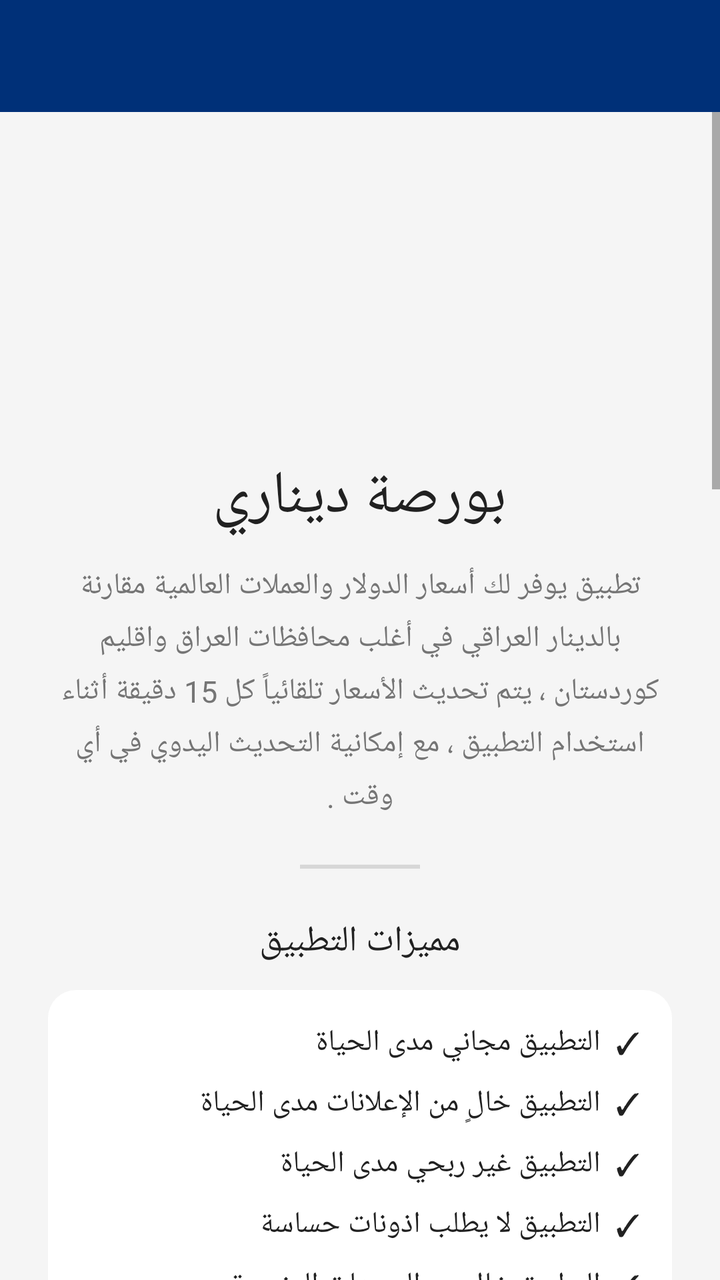
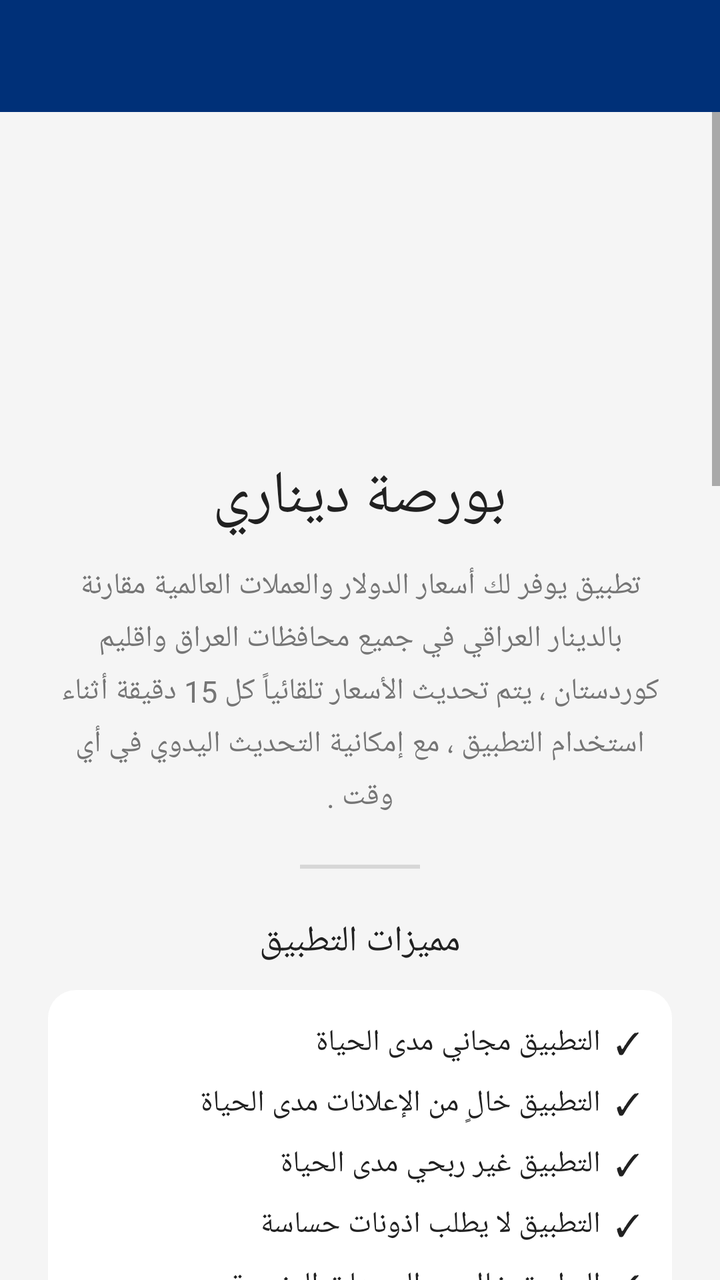

Two renders of the same Android screen: before a commit and after it. Below are the layout's source before the change and the commit's diff.
<!-- AndroidManifest.xml: application theme Theme.CurrencyApp -->
<!-- res/layout/activity_about.xml -->
<?xml version="1.0" encoding="utf-8"?>
<LinearLayout xmlns:android="http://schemas.android.com/apk/res/android"
    xmlns:app="http://schemas.android.com/apk/res-auto"
    android:layoutDirection="ltr"
    android:layout_width="match_parent"
    android:layout_height="match_parent"
    android:orientation="vertical"
    android:background="@color/background">

    <androidx.appcompat.widget.Toolbar
        android:id="@+id/toolbar"
        android:layout_width="match_parent"
        android:layout_height="?attr/actionBarSize"
        android:background="@color/brandBlue"
        android:elevation="0dp"
        android:theme="@style/ThemeOverlay.MaterialComponents.Dark.ActionBar"
        app:titleTextColor="@color/white" />

    <ScrollView
        android:id="@+id/scrollAbout"
        android:layout_width="match_parent"
        android:layout_height="match_parent"
        android:clipToPadding="false">

        <LinearLayout
            android:layout_width="match_parent"
            android:layout_height="wrap_content"
            android:orientation="vertical"
            android:paddingHorizontal="24dp"
            android:paddingVertical="28dp">

            
            <ImageView
                android:layout_width="128dp"
                android:layout_height="128dp"
                android:layout_gravity="center_horizontal"
                android:contentDescription="أيقونة التطبيق"
                android:src="@mipmap/ic_launcher" />

            
            <TextView
                android:layout_width="wrap_content"
                android:layout_height="wrap_content"
                android:layout_gravity="center_horizontal"
                android:layout_marginTop="16dp"
                android:fontFamily="@font/cairo_bold"
                android:text="بورصة ديناري"
                android:textColor="@color/textPrimary"
                android:textSize="30sp" />

            
            <TextView
                android:layout_width="match_parent"
                android:layout_height="wrap_content"
                android:layout_marginTop="14dp"
                android:fontFamily="@font/cairo_regular"
                android:gravity="center"
                android:lineSpacingExtra="6dp"
                android:text="تطبيق يوفر لك أسعار الدولار والعملات العالمية مقارنة بالدينار العراقي في أغلب محافظات العراق واقليم كوردستان ، يتم تحديث الأسعار تلقائياً كل 15 دقيقة أثناء استخدام التطبيق ، مع إمكانية التحديث اليدوي في أي وقت ."
                android:textColor="@color/textSecondary"
                android:textSize="15sp" />

            
            <View
                android:layout_width="60dp"
                android:layout_height="2dp"
                android:layout_gravity="center_horizontal"
                android:layout_marginTop="24dp"
                android:background="#1F000000" />

            
            <TextView
                android:layout_width="match_parent"
                android:layout_height="wrap_content"
                android:layout_marginTop="24dp"
                android:gravity="center"
                android:fontFamily="@font/cairo_bold"
                android:text="مميزات التطبيق"
                android:textColor="@color/textPrimary"
                android:textSize="18sp" />

            <LinearLayout
                android:layout_width="match_parent"
                android:layout_height="wrap_content"
                android:layout_marginTop="12dp"
                android:background="@drawable/bg_card"
                android:orientation="vertical"
                android:padding="16dp">

                <TextView
                    style="@style/AboutFeatureLine"
                    android:text="✓  التطبيق مجاني مدى الحياة" />

                <TextView
                    style="@style/AboutFeatureLine"
                    android:layout_marginTop="10dp"
                    android:text="✓  التطبيق خالٍ من الإعلانات مدى الحياة" />

                <TextView
                    style="@style/AboutFeatureLine"
                    android:layout_marginTop="10dp"
                    android:text="✓  التطبيق غير ربحي مدى الحياة" />

                <TextView
                    style="@style/AboutFeatureLine"
                    android:layout_marginTop="10dp"
                    android:text="✓  التطبيق لا يطلب اذونات حساسة" />

                <TextView
                    style="@style/AboutFeatureLine"
                    android:layout_marginTop="10dp"
                    android:text="✓  التطبيق خالٍ من التنبيهات المزعجة" />

                <TextView
                    style="@style/AboutFeatureLine"
                    android:layout_marginTop="10dp"
                    android:text="✓  التطبيق خفيف جداً وسريع" />

                <TextView
                    style="@style/AboutFeatureLine"
                    android:layout_marginTop="10dp"
                    android:text="✓  التطبيق لا يجمع بياناتك الخاصة" />

                <TextView
                    style="@style/AboutFeatureLine"
                    android:layout_marginTop="10dp"
                    android:text="✓  التطبيق يحتفظ بسجل الأسعار لآخر 60 يوم" />

                <TextView
                    style="@style/AboutFeatureLine"
                    android:layout_marginTop="10dp"
                    android:text="✓  التطبيق مفتوح المصدر" />

            </LinearLayout>

            
            <TextView
                android:layout_width="match_parent"
                android:layout_height="wrap_content"
                android:layout_marginTop="24dp"
                android:gravity="center"
                android:fontFamily="@font/cairo_bold"
                android:text="حقوق الاستخدام"
                android:textColor="@color/textPrimary"
                android:textSize="18sp" />

            <LinearLayout
                android:layout_width="match_parent"
                android:layout_height="wrap_content"
                android:layout_marginTop="12dp"
                android:background="@drawable/bg_card"
                android:orientation="vertical"
                android:padding="16dp">

                <TextView
                    style="@style/AboutFeatureLine"
                    android:text="•  لا توجد حقوق نشر أو قيود على التوزيع" />

                <TextView
                    style="@style/AboutFeatureLine"
                    android:layout_marginTop="10dp"
                    android:text="•  يمكنك استخدام التطبيق بأي شكل من الأشكال" />

            </LinearLayout>

            
            <TextView
                android:layout_width="match_parent"
                android:layout_height="wrap_content"
                android:layout_marginTop="24dp"
                android:gravity="center"
                android:fontFamily="@font/cairo_bold"
                android:text="توضيح هام"
                android:textColor="@color/textPrimary"
                android:textSize="18sp" />

            <LinearLayout
                android:layout_width="match_parent"
                android:layout_height="wrap_content"
                android:layout_marginTop="12dp"
                android:background="@drawable/bg_card"
                android:orientation="vertical"
                android:padding="16dp">

                <TextView
                    android:layout_width="match_parent"
                    android:layout_height="wrap_content"
                    android:fontFamily="@font/cairo_regular"
                    android:gravity="center"
                    android:lineSpacingExtra="6dp"
                    android:text="أسعار العملات هي لغرض الاطلاع والمعرفة فقط، وأن التطبيق لا يتحمل مسؤولية القرار المالي للمستخدم أثناء التداول أو الصرف"
                    android:textColor="@color/textSecondary"
                    android:textSize="14sp" />

                <View
                    android:layout_width="match_parent"
                    android:layout_height="1dp"
                    android:layout_marginTop="14dp"
                    android:background="#1F000000" />

                <TextView
                    android:layout_width="match_parent"
                    android:layout_height="wrap_content"
                    android:layout_marginTop="14dp"
                    android:fontFamily="@font/cairo_regular"
                    android:gravity="center"
                    android:lineSpacingExtra="6dp"
                    android:text="يوجد تطبيق مصغر (ويدجت) يمكنك إضافته من الشاشة الرئيسية في هاتفك لتظهر لك أسعار بورصاتك المفضلة (حتى 3)، مع تحديث تلقائي كل نص ساعة وزر تحديث فوري"
                    android:textColor="@color/textSecondary"
                    android:textSize="14sp" />

                <View
                    android:layout_width="match_parent"
                    android:layout_height="1dp"
                    android:layout_marginTop="14dp"
                    android:layout_marginBottom="14dp"
                    android:background="#1F000000" />

                <LinearLayout
                    android:layout_width="match_parent"
                    android:layout_height="wrap_content"
                    android:orientation="horizontal"
                    android:gravity="center_vertical">

                    <View
                        android:layout_width="14dp"
                        android:layout_height="14dp"
                        android:background="@color/deltaDown" />

                    <TextView
                        android:layout_width="0dp"
                        android:layout_height="wrap_content"
                        android:layout_weight="1"
                        android:layout_marginLeft="10dp"
                        android:fontFamily="@font/cairo_regular"
                        android:text="هبوط السعر"
                        android:textColor="@color/textSecondary"
                        android:textSize="13sp" />

                </LinearLayout>

                <LinearLayout
                    android:layout_width="match_parent"
                    android:layout_height="wrap_content"
                    android:layout_marginTop="10dp"
                    android:orientation="horizontal"
                    android:gravity="center_vertical">

                    <View
                        android:layout_width="14dp"
                        android:layout_height="14dp"
                        android:background="@color/deltaUp" />

                    <TextView
                        android:layout_width="0dp"
                        android:layout_height="wrap_content"
                        android:layout_weight="1"
                        android:layout_marginLeft="10dp"
                        android:fontFamily="@font/cairo_regular"
                        android:text="صعود السعر"
                        android:textColor="@color/textSecondary"
                        android:textSize="13sp" />

                </LinearLayout>

                <LinearLayout
                    android:layout_width="match_parent"
                    android:layout_height="wrap_content"
                    android:layout_marginTop="10dp"
                    android:orientation="horizontal"
                    android:gravity="center_vertical">

                    <View
                        android:layout_width="14dp"
                        android:layout_height="14dp"
                        android:background="@color/trendFlat" />

                    <TextView
                        android:layout_width="0dp"
                        android:layout_height="wrap_content"
                        android:layout_weight="1"
                        android:layout_marginLeft="10dp"
                        android:fontFamily="@font/cairo_regular"
                        android:text="السعر مستقر أو لا يتوفر تحديث حالياً"
                        android:textColor="@color/textSecondary"
                        android:textSize="13sp" />

                </LinearLayout>

            </LinearLayout>

            
            <TextView
                android:layout_width="match_parent"
                android:layout_height="wrap_content"
                android:layout_marginTop="24dp"
                android:gravity="center"
                android:fontFamily="@font/cairo_bold"
                android:text="معلومات التطبيق"
                android:textColor="@color/textPrimary"
                android:textSize="18sp" />

            <LinearLayout
                android:layout_width="match_parent"
                android:layout_height="wrap_content"
                android:layout_marginTop="12dp"
                android:background="@drawable/bg_card"
                android:orientation="vertical"
                android:padding="16dp">

                
                <LinearLayout
                    android:layout_width="match_parent"
                    android:layout_height="wrap_content"
                    android:gravity="center_vertical|right"
                    android:layoutDirection="rtl"
                    android:orientation="horizontal">

                    <TextView
                        style="@style/AboutInfoLine"
                        android:layout_width="wrap_content"
                        android:text="نسخة التطبيق: 1.0.9" />

                    <TextView
                        android:id="@+id/tvUpdateStatus"
                        android:layout_width="wrap_content"
                        android:layout_height="wrap_content"
                        android:layout_marginStart="10dp"
                        android:clickable="true"
                        android:focusable="true"
                        android:fontFamily="@font/cairo_semibold"
                        android:textColor="#D32F2F"
                        android:textSize="13sp"
                        android:visibility="gone" />

                </LinearLayout>

                <TextView
                    style="@style/AboutInfoLine"
                    android:layout_marginTop="10dp"
                    android:text="تصميم المهندس: محمد مختار فائق" />

                <TextView
                    style="@style/AboutInfoLine"
                    android:layout_marginTop="10dp"
                    android:text="سنة الإصدار: 2026" />

                <TextView
                    style="@style/AboutInfoLine"
                    android:layout_marginTop="10dp"
                    android:text="آخر تحديث: تشرين الاول - 2026" />

            </LinearLayout>

            
            <LinearLayout
                android:layout_width="match_parent"
                android:layout_height="wrap_content"
                android:layout_marginTop="28dp"
                android:layout_marginBottom="12dp"
                android:background="@drawable/bg_card"
                android:orientation="vertical"
                android:padding="20dp">

                <TextView
                    android:layout_width="match_parent"
                    android:layout_height="wrap_content"
                    android:fontFamily="@font/cairo_regular"
                    android:gravity="center"
                    android:lineSpacingExtra="8dp"
                    android:text="&quot;في عالم يملؤه الضجيج، اصنع أثرك بصمت..\nفالمطر الذي ينبت الزرع لا يحدث رعداً&quot;"
                    android:textColor="@color/textSecondary"
                    android:textSize="14sp"
                    android:textStyle="italic" />

            </LinearLayout>

            
            <TextView
                android:layout_width="match_parent"
                android:layout_height="wrap_content"
                android:layout_marginTop="24dp"
                android:gravity="center"
                android:fontFamily="@font/cairo_bold"
                android:text="تابعنا"
                android:textColor="@color/textPrimary"
                android:textSize="18sp" />

            <LinearLayout
                android:layout_width="match_parent"
                android:layout_height="wrap_content"
                android:layout_marginTop="12dp"
                android:background="@drawable/bg_card"
                android:orientation="vertical"
                android:padding="14dp">

                <LinearLayout
                    android:layout_width="match_parent"
                    android:layout_height="wrap_content"
                    android:gravity="center_vertical"
                    android:orientation="horizontal">

                    <ImageButton
                        android:id="@+id/btnFollowTelegram"
                        android:layout_width="0dp"
                        android:layout_height="44dp"
                        android:layout_weight="1"
                        android:background="?attr/selectableItemBackgroundBorderless"
                        android:contentDescription="قناة التليغرام"
                        android:scaleType="fitCenter"
                        android:src="@drawable/telegram" />

                    <ImageButton
                        android:id="@+id/btnFollowX"
                        android:layout_width="0dp"
                        android:layout_height="44dp"
                        android:layout_weight="1"
                        android:background="?attr/selectableItemBackgroundBorderless"
                        android:contentDescription="حساب X"
                        android:scaleType="fitCenter"
                        android:src="@drawable/x" />

                    <ImageButton
                        android:id="@+id/btnFollowFacebook"
                        android:layout_width="0dp"
                        android:layout_height="44dp"
                        android:layout_weight="1"
                        android:background="?attr/selectableItemBackgroundBorderless"
                        android:contentDescription="صفحة فيسبوك"
                        android:scaleType="fitCenter"
                        android:src="@drawable/facebook" />

                    <ImageButton
                        android:id="@+id/btnFollowInstagram"
                        android:layout_width="0dp"
                        android:layout_height="44dp"
                        android:layout_weight="1"
                        android:background="?attr/selectableItemBackgroundBorderless"
                        android:contentDescription="حساب انستغرام"
                        android:scaleType="fitCenter"
                        android:src="@drawable/instagram" />

                    <ImageButton
                        android:id="@+id/btnFollowWhatsapp"
                        android:layout_width="0dp"
                        android:layout_height="44dp"
                        android:layout_weight="1"
                        android:background="?attr/selectableItemBackgroundBorderless"
                        android:contentDescription="قناة واتساب"
                        android:scaleType="fitCenter"
                        android:src="@drawable/whatsapp" />

                </LinearLayout>

                <LinearLayout
                    android:layout_width="match_parent"
                    android:layout_height="wrap_content"
                    android:layout_marginTop="8dp"
                    android:gravity="center_vertical"
                    android:orientation="horizontal">

                    <ImageButton
                        android:id="@+id/btnFollowTiktok"
                        android:layout_width="0dp"
                        android:layout_height="44dp"
                        android:layout_weight="1"
                        android:background="?attr/selectableItemBackgroundBorderless"
                        android:contentDescription="حساب تيك توك"
                        android:scaleType="fitCenter"
                        android:src="@drawable/tiktok" />

                    <ImageButton
                        android:id="@+id/btnFollowGithub"
                        android:layout_width="0dp"
                        android:layout_height="44dp"
                        android:layout_weight="1"
                        android:background="?attr/selectableItemBackgroundBorderless"
                        android:contentDescription="مستودع GitHub"
                        android:scaleType="fitCenter"
                        android:src="@drawable/github" />

                    <ImageButton
                        android:id="@+id/btnFollowEmail"
                        android:layout_width="0dp"
                        android:layout_height="44dp"
                        android:layout_weight="1"
                        android:background="?attr/selectableItemBackgroundBorderless"
                        android:contentDescription="البريد الإلكتروني"
                        android:scaleType="fitCenter"
                        android:src="@drawable/email" />

                    
                    <ImageButton
                        android:id="@+id/btnFollowFdroid"
                        android:layout_width="0dp"
                        android:layout_height="44dp"
                        android:layout_weight="1"
                        android:background="?attr/selectableItemBackgroundBorderless"
                        android:contentDescription="F-Droid"
                        android:scaleType="fitCenter"
                        android:src="@drawable/fdroid" />

                    <ImageButton
                        android:id="@+id/btnFollowThreads"
                        android:layout_width="0dp"
                        android:layout_height="44dp"
                        android:layout_weight="1"
                        android:background="?attr/selectableItemBackgroundBorderless"
                        android:contentDescription="حساب Threads"
                        android:scaleType="fitCenter"
                        android:src="@drawable/threads" />

                </LinearLayout>

            </LinearLayout>

        </LinearLayout>

    </ScrollView>

</LinearLayout>
<!-- resources referenced by this layout -->
<resources>
  <color name="background">#F5F5F5</color>
  <color name="brandBlue">#003078</color>
  <color name="deltaDown">#E0312D</color>
  <color name="deltaUp">#1E9E46</color>
  <color name="textPrimary">#212121</color>
  <color name="textSecondary">#757575</color>
  <color name="trendFlat">#9E9E9E</color>
  <color name="white">#FFFFFF</color>
  <!-- drawable bg_card (drawable) -->
  <?xml version="1.0" encoding="utf-8"?>
  <shape xmlns:android="http://schemas.android.com/apk/res/android" android:shape="rectangle">
      <solid android:color="@color/cardWhite" />
      <corners android:radius="14dp" />
  </shape>
  <!-- drawable email: webp bitmap (drawable, 6394 bytes) -->
  <!-- drawable facebook: webp bitmap (drawable, 4884 bytes) -->
  <!-- drawable fdroid: webp bitmap (drawable, 5264 bytes) -->
  <!-- drawable github: webp bitmap (drawable, 3412 bytes) -->
  <!-- drawable instagram: webp bitmap (drawable, 7850 bytes) -->
  <!-- drawable telegram: webp bitmap (drawable, 6080 bytes) -->
  <!-- drawable threads: webp bitmap (drawable, 2534 bytes) -->
  <!-- drawable tiktok: webp bitmap (drawable, 5160 bytes) -->
  <!-- drawable whatsapp: webp bitmap (drawable, 7236 bytes) -->
  <!-- drawable x: webp bitmap (drawable, 4386 bytes) -->
  <!-- mipmap ic_launcher (mipmap-anydpi-v26) -->
  <?xml version="1.0" encoding="utf-8"?>
  <adaptive-icon xmlns:android="http://schemas.android.com/apk/res/android">
      <background android:drawable="@color/ic_launcher_background" />
      <foreground android:drawable="@drawable/ic_launcher_foreground" />
  </adaptive-icon>
  <style name="AboutFeatureLine">
          <item name="android:layout_width">match_parent</item>
          <item name="android:layout_height">wrap_content</item>
          <item name="android:fontFamily">@font/cairo_regular</item>
          <item name="android:textColor">@color/textPrimary</item>
          <item name="android:textSize">15sp</item>
      </style>
  <style name="AboutInfoLine">
          <item name="android:layout_width">match_parent</item>
          <item name="android:layout_height">wrap_content</item>
          <item name="android:fontFamily">@font/cairo_semibold</item>
          <item name="android:textColor">@color/textPrimary</item>
          <item name="android:textSize">15sp</item>
      </style>
  <style name="Theme.CurrencyApp" parent="Theme.MaterialComponents.DayNight.NoActionBar">
          <item name="colorPrimary">@color/cardWhite</item>
          <item name="android:windowBackground">@color/background</item>
          <item name="android:statusBarColor">@color/brandBlue</item>
          <item name="android:windowLightStatusBar">false</item>
      </style>
  <color name="cardWhite">#FFFFFF</color>
  <color name="ic_launcher_background">#FFFFFF</color>
  <!-- drawable ic_launcher_foreground: webp bitmap (drawable, 136854 bytes) -->
</resources>

<!-- the commit's change to res/layout/activity_about.xml (unified diff, before → after) -->
@@ -56,7 +56,7 @@
                 android:fontFamily="@font/cairo_regular"
                 android:gravity="center"
                 android:lineSpacingExtra="6dp"
-                android:text="تطبيق يوفر لك أسعار الدولار والعملات العالمية مقارنة بالدينار العراقي في أغلب محافظات العراق واقليم كوردستان ، يتم تحديث الأسعار تلقائياً كل 15 دقيقة أثناء استخدام التطبيق ، مع إمكانية التحديث اليدوي في أي وقت ."
+                android:text="تطبيق يوفر لك أسعار الدولار والعملات العالمية مقارنة بالدينار العراقي في جميع محافظات العراق واقليم كوردستان ، يتم تحديث الأسعار تلقائياً كل 15 دقيقة أثناء استخدام التطبيق ، مع إمكانية التحديث اليدوي في أي وقت ."
                 android:textColor="@color/textSecondary"
                 android:textSize="15sp" />
 
@@ -353,27 +353,41 @@
             </LinearLayout>
 
             
-            <LinearLayout
+            <FrameLayout
                 android:layout_width="match_parent"
                 android:layout_height="wrap_content"
                 android:layout_marginTop="28dp"
                 android:layout_marginBottom="12dp"
                 android:background="@drawable/bg_card"
-                android:orientation="vertical"
-                android:padding="20dp">
-
-                <TextView
-                    android:layout_width="match_parent"
-                    android:layout_height="wrap_content"
-                    android:fontFamily="@font/cairo_regular"
-                    android:gravity="center"
-                    android:lineSpacingExtra="8dp"
-                    android:text="&quot;في عالم يملؤه الضجيج، اصنع أثرك بصمت..\nفالمطر الذي ينبت الزرع لا يحدث رعداً&quot;"
-                    android:textColor="@color/textSecondary"
-                    android:textSize="14sp"
-                    android:textStyle="italic" />
-
-            </LinearLayout>
+                android:clipToOutline="true">
+
+                <ImageView
+                    android:layout_width="match_parent"
+                    android:layout_height="match_parent"
+                    android:alpha="@dimen/quote_bg_alpha"
+                    android:contentDescription="@null"
+                    android:scaleType="centerCrop"
+                    android:src="@drawable/about_quote_bg" />
+
+                <LinearLayout
+                    android:layout_width="match_parent"
+                    android:layout_height="wrap_content"
+                    android:orientation="vertical"
+                    android:padding="20dp">
+
+                    <TextView
+                        android:layout_width="match_parent"
+                        android:layout_height="wrap_content"
+                        android:fontFamily="@font/cairo_regular"
+                        android:gravity="center"
+                        android:lineSpacingExtra="8dp"
+                        android:text="&quot;في عالم يملؤه الضجيج، اصنع أثرك بصمت..\nفالمطر الذي ينبت الزرع لا يحدث رعداً&quot;"
+                        android:textColor="@color/textSecondary"
+                        android:textSize="14sp"
+                        android:textStyle="italic" />
+
+                </LinearLayout>
+            </FrameLayout>
 
             
             <TextView
<!-- resource entries referenced after the edit -->
@@ -8,6 +8,8 @@
   <color name="textSecondary">#757575</color>
   <color name="trendFlat">#9E9E9E</color>
   <color name="white">#FFFFFF</color>
+  <item name="quote_bg_alpha" format="float" type="dimen">1.0</item>
+  <!-- drawable about_quote_bg: webp bitmap (drawable-nodpi, 6556 bytes) -->
   <!-- drawable bg_card (drawable) -->
   <?xml version="1.0" encoding="utf-8"?>
   <shape xmlns:android="http://schemas.android.com/apk/res/android" android:shape="rectangle">
